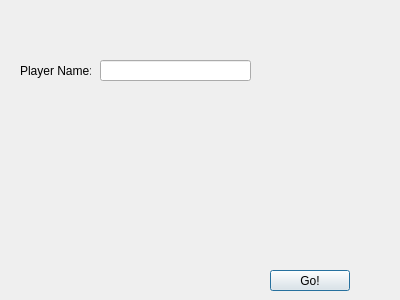
The window that Game/startwindow.ui (KahalaV/OTEK) describes before a commit, drawn with Qt 5.
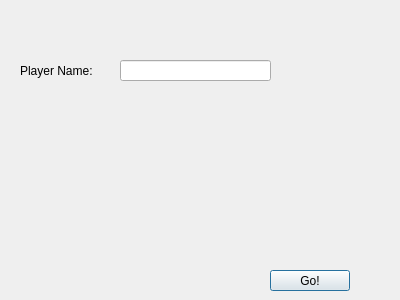
The same window after the commit.

Diff of the .ui file:
```diff
--- a/Game/startwindow.ui
+++ b/Game/startwindow.ui
@@ -18,7 +18,7 @@
     <rect>
      <x>20</x>
      <y>60</y>
-     <width>71</width>
+     <width>101</width>
      <height>21</height>
     </rect>
    </property>
@@ -42,7 +42,7 @@
   <widget class="QLineEdit" name="lineEdit">
    <property name="geometry">
     <rect>
-     <x>100</x>
+     <x>120</x>
      <y>60</y>
      <width>151</width>
      <height>21</height>
```
